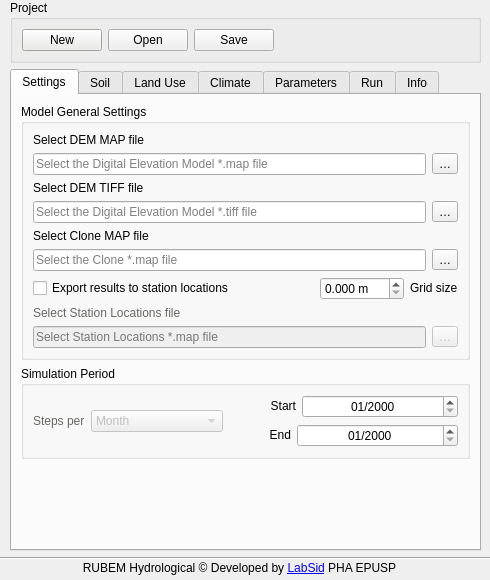
The window that rubem_hydrological_dialog_base.ui (LabSid-USP/RUBEMHydrological) describes before a commit, drawn with Qt 5.
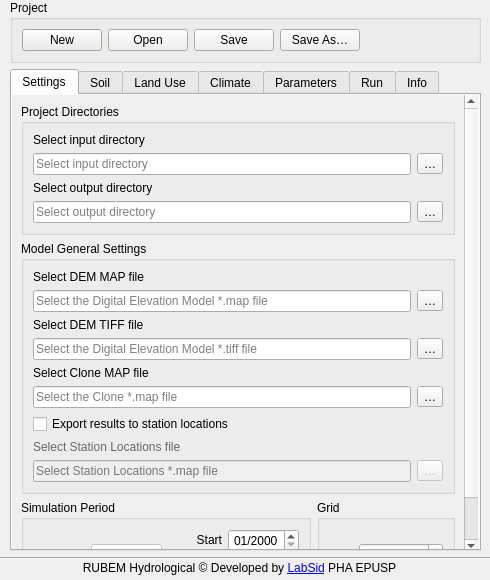
The same window after the commit. The open tabs and pages were chosen to show the change. Icons and pictures are not drawn.

```diff
--- a/rubem_hydrological_dialog_base.ui
+++ b/rubem_hydrological_dialog_base.ui
@@ -64,15 +64,6 @@
        </color>
       </brush>
      </colorrole>
-     <colorrole role="PlaceholderText">
-      <brush brushstyle="SolidPattern">
-       <color alpha="255">
-        <red>132</red>
-        <green>132</green>
-        <blue>132</blue>
-       </color>
-      </brush>
-     </colorrole>
     </active>
     <inactive>
      <colorrole role="WindowText">
@@ -102,15 +93,6 @@
        </color>
       </brush>
      </colorrole>
-     <colorrole role="PlaceholderText">
-      <brush brushstyle="NoBrush">
-       <color alpha="255">
-        <red>0</red>
-        <green>0</green>
-        <blue>0</blue>
-       </color>
-      </brush>
-     </colorrole>
     </inactive>
     <disabled>
      <colorrole role="WindowText">
@@ -140,15 +122,6 @@
        </color>
       </brush>
      </colorrole>
-     <colorrole role="PlaceholderText">
-      <brush brushstyle="NoBrush">
-       <color alpha="255">
-        <red>0</red>
-        <green>0</green>
-        <blue>0</blue>
-       </color>
-      </brush>
-     </colorrole>
     </disabled>
    </palette>
   </property>
@@ -200,7 +173,7 @@
     <bool>true</bool>
    </property>
   </widget>
-  <widget class="QWidget" name="">
+  <widget class="QWidget" name="layoutWidget">
    <property name="geometry">
     <rect>
      <x>10</x>
@@ -257,6 +230,13 @@
            </property>
           </widget>
          </item>
+         <item>
+          <widget class="QPushButton" name="pushButton_SaveAsProject">
+           <property name="text">
+            <string>Save As…</string>
+           </property>
+          </widget>
+         </item>
          <item>
           <spacer name="horizontalSpacer_2">
            <property name="orientation">
@@ -296,11 +276,104 @@
        <attribute name="title">
         <string>Settings</string>
        </attribute>
-       <layout class="QVBoxLayout" name="verticalLayout_27">
-        <item>
-         <layout class="QVBoxLayout" name="verticalLayout_26">
-          <item>
+       <widget class="QScrollArea" name="scrollArea_3">
+        <property name="geometry">
+         <rect>
+          <x>0</x>
+          <y>0</y>
+          <width>466</width>
+          <height>458</height>
+         </rect>
+        </property>
+        <property name="sizePolicy">
+         <sizepolicy hsizetype="Fixed" vsizetype="Fixed">
+          <horstretch>0</horstretch>
+          <verstretch>0</verstretch>
+         </sizepolicy>
+        </property>
+        <property name="frameShape">
+         <enum>QFrame::NoFrame</enum>
+        </property>
+        <property name="widgetResizable">
+         <bool>true</bool>
+        </property>
+        <widget class="QWidget" name="scrollAreaWidgetContents_3">
+         <property name="geometry">
+          <rect>
+           <x>0</x>
+           <y>0</y>
+           <width>450</width>
+           <height>497</height>
+          </rect>
+         </property>
            <layout class="QVBoxLayout" name="verticalLayout_23">
+          <item>
+           <widget class="QGroupBox" name="groupBox_9">
+            <property name="title">
+             <string>Project Directories</string>
+            </property>
+            <layout class="QVBoxLayout" name="verticalLayout_21">
+             <item>
+              <layout class="QGridLayout" name="gridLayout_14">
+               <item row="0" column="0">
+                <widget class="QLabel" name="label_InputFolder">
+                 <property name="text">
+                  <string>Select input directory</string>
+                 </property>
+                </widget>
+               </item>
+               <item row="1" column="0">
+                <layout class="QHBoxLayout" name="horizontalLayout_40">
+                 <item>
+                  <widget class="QLineEdit" name="lineEdit_InputFolder">
+                   <property name="placeholderText">
+                    <string>Select input directory</string>
+                   </property>
+                  </widget>
+                 </item>
+                 <item>
+                  <widget class="QToolButton" name="toolButton_InputFolder">
+                   <property name="text">
+                    <string>…</string>
+                   </property>
+                  </widget>
+                 </item>
+                </layout>
+               </item>
+              </layout>
+             </item>
+             <item>
+              <layout class="QGridLayout" name="gridLayout_15">
+               <item row="0" column="0">
+                <widget class="QLabel" name="label_OutputFolder">
+                 <property name="text">
+                  <string>Select output directory</string>
+                 </property>
+                </widget>
+               </item>
+               <item row="1" column="0">
+                <layout class="QHBoxLayout" name="horizontalLayout_39">
+                 <item>
+                  <widget class="QLineEdit" name="lineEdit_OutputFolder">
+                   <property name="placeholderText">
+                    <string>Select output directory</string>
+                   </property>
+                  </widget>
+                 </item>
+                 <item>
+                  <widget class="QToolButton" name="toolButton_OutputFolder">
+                   <property name="text">
+                    <string>…</string>
+                   </property>
+                  </widget>
+                 </item>
+                </layout>
+               </item>
+              </layout>
+             </item>
+            </layout>
+           </widget>
+          </item>
             <item>
              <widget class="QGroupBox" name="groupBox_ModelGeneralConf">
               <property name="sizePolicy">
@@ -314,8 +387,6 @@
               </property>
               <layout class="QVBoxLayout" name="verticalLayout_22">
                <item>
-                <layout class="QVBoxLayout" name="verticalLayout_21">
-                 <item>
                   <layout class="QGridLayout" name="gridLayout_12">
                    <item row="0" column="0">
                     <widget class="QLabel" name="label_Dem">
@@ -487,8 +558,6 @@
                   </layout>
                  </item>
                  <item>
-                  <layout class="QHBoxLayout" name="horizontalLayout_36">
-                   <item>
                     <widget class="QCheckBox" name="checkBox_Sample">
                      <property name="sizePolicy">
                       <sizepolicy hsizetype="Expanding" vsizetype="Fixed">
@@ -505,65 +574,6 @@
                     </widget>
                    </item>
                    <item>
-                    <layout class="QHBoxLayout" name="horizontalLayout_35">
-                     <item>
-                      <widget class="QDoubleSpinBox" name="doubleSpinBox_GridSize">
-                       <property name="sizePolicy">
-                        <sizepolicy hsizetype="Fixed" vsizetype="Fixed">
-                         <horstretch>0</horstretch>
-                         <verstretch>0</verstretch>
-                        </sizepolicy>
-                       </property>
-                       <property name="toolTip">
-                        <string>Cell dimension value in meters.</string>
-                       </property>
-                       <property name="wrapping">
-                        <bool>false</bool>
-                       </property>
-                       <property name="frame">
-                        <bool>true</bool>
-                       </property>
-                       <property name="alignment">
-                        <set>Qt::AlignJustify|Qt::AlignVCenter</set>
-                       </property>
-                       <property name="specialValueText">
-                        <string/>
-                       </property>
-                       <property name="suffix">
-                        <string> m</string>
-                       </property>
-                       <property name="decimals">
-                        <number>3</number>
-                       </property>
-                       <property name="maximum">
-                        <double>999.990000000000009</double>
-                       </property>
-                       <property name="singleStep">
-                        <double>1.000000000000000</double>
-                       </property>
-                      </widget>
-                     </item>
-                     <item>
-                      <widget class="QLabel" name="label_GridSize">
-                       <property name="sizePolicy">
-                        <sizepolicy hsizetype="Fixed" vsizetype="Fixed">
-                         <horstretch>0</horstretch>
-                         <verstretch>0</verstretch>
-                        </sizepolicy>
-                       </property>
-                       <property name="toolTip">
-                        <string>Cell dimension value in meters.</string>
-                       </property>
-                       <property name="text">
-                        <string>Grid size</string>
-                       </property>
-                      </widget>
-                     </item>
-                    </layout>
-                   </item>
-                  </layout>
-                 </item>
-                 <item>
                   <layout class="QGridLayout" name="gridLayout_9">
                    <item row="0" column="0">
                     <widget class="QLabel" name="label_SelectSample">
@@ -620,10 +630,10 @@
                   </layout>
                  </item>
                 </layout>
-               </item>
-              </layout>
-             </widget>
-            </item>
+           </widget>
+          </item>
+          <item>
+           <layout class="QHBoxLayout" name="horizontalLayout_41">
             <item>
              <widget class="QGroupBox" name="groupBox_SimulationPeriod">
               <property name="sizePolicy">
@@ -835,24 +845,77 @@
               </layout>
              </widget>
             </item>
-           </layout>
+            <item>
+             <widget class="QGroupBox" name="groupBox_10">
+              <property name="title">
+               <string>Grid</string>
+              </property>
+              <layout class="QHBoxLayout" name="horizontalLayout_36">
+               <item>
+                <layout class="QHBoxLayout" name="horizontalLayout_35">
+                 <item>
+                  <widget class="QLabel" name="label_GridSize">
+                   <property name="sizePolicy">
+                    <sizepolicy hsizetype="Fixed" vsizetype="Fixed">
+                     <horstretch>0</horstretch>
+                     <verstretch>0</verstretch>
+                    </sizepolicy>
+                   </property>
+                   <property name="toolTip">
+                    <string>Cell dimension value in meters.</string>
+                   </property>
+                   <property name="text">
+                    <string>Size</string>
+                   </property>
+                  </widget>
           </item>
           <item>
-           <spacer name="verticalSpacer">
-            <property name="orientation">
-             <enum>Qt::Vertical</enum>
-            </property>
-            <property name="sizeHint" stdset="0">
-             <size>
-              <width>20</width>
-              <height>40</height>
-             </size>
-            </property>
-           </spacer>
+                  <widget class="QDoubleSpinBox" name="doubleSpinBox_GridSize">
+                   <property name="sizePolicy">
+                    <sizepolicy hsizetype="Fixed" vsizetype="Fixed">
+                     <horstretch>0</horstretch>
+                     <verstretch>0</verstretch>
+                    </sizepolicy>
+                   </property>
+                   <property name="toolTip">
+                    <string>Cell dimension value in meters.</string>
+                   </property>
+                   <property name="wrapping">
+                    <bool>false</bool>
+                   </property>
+                   <property name="frame">
+                    <bool>true</bool>
+                   </property>
+                   <property name="alignment">
+                    <set>Qt::AlignJustify|Qt::AlignVCenter</set>
+                   </property>
+                   <property name="specialValueText">
+                    <string/>
+                   </property>
+                   <property name="suffix">
+                    <string> m</string>
+                   </property>
+                   <property name="decimals">
+                    <number>3</number>
+                   </property>
+                   <property name="maximum">
+                    <double>999.990000000000009</double>
+                   </property>
+                   <property name="singleStep">
+                    <double>1.000000000000000</double>
+                   </property>
+                  </widget>
           </item>
          </layout>
         </item>
        </layout>
+             </widget>
+            </item>
+           </layout>
+          </item>
+         </layout>
+        </widget>
+       </widget>
       </widget>
       <widget class="QWidget" name="tab_Soil">
        <attribute name="title">
```
Left out of the diff: 407 changed lines with no effect on the pictures. Lines whose indentation alone changed are shown as unchanged.
